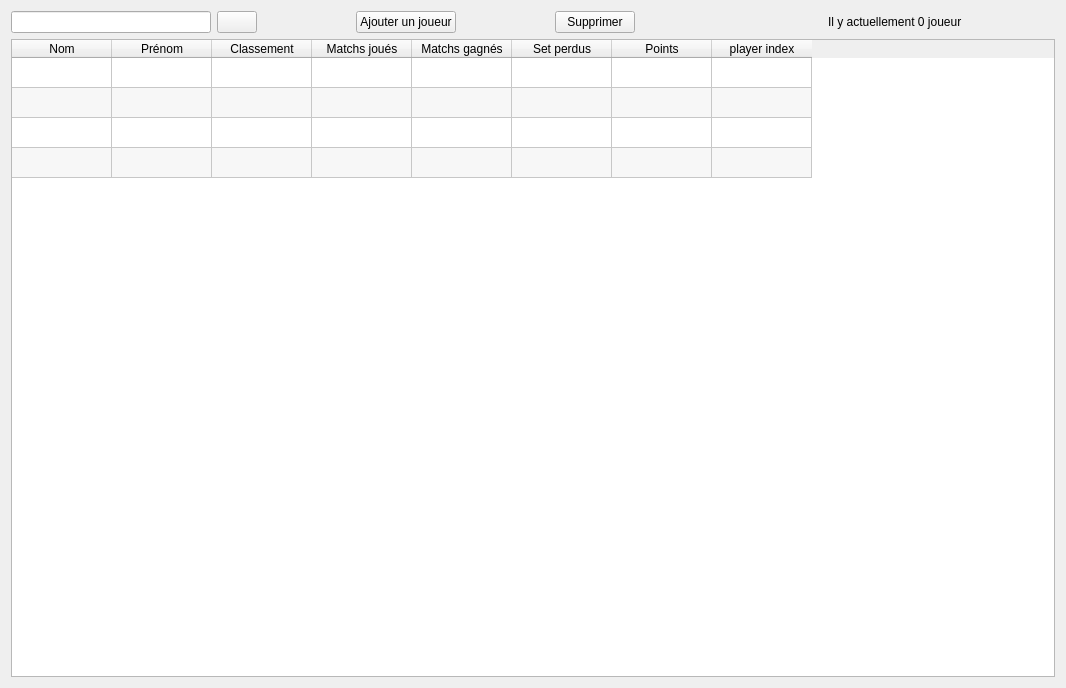
Qt form ui/PlayersListWidget.ui (dsarrut/badminapp) before a commit.
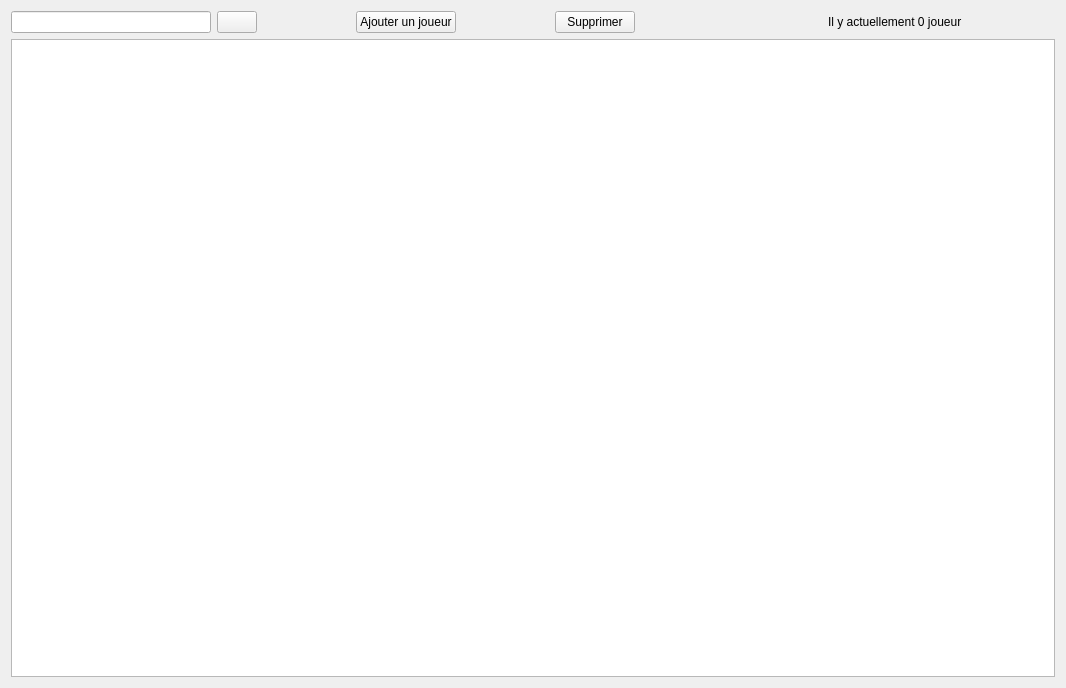
The same form after that commit. Icons and pictures are not drawn.

Commit message: correct del/add player

What changed in the file:
```diff
--- a/ui/PlayersListWidget.ui
+++ b/ui/PlayersListWidget.ui
@@ -143,83 +143,7 @@
     </layout>
    </item>
    <item row="1" column="0">
-    <widget class="QTableWidget" name="table_widget">
-     <property name="alternatingRowColors">
-      <bool>true</bool>
-     </property>
-     <property name="selectionMode">
-      <enum>QAbstractItemView::SingleSelection</enum>
-     </property>
-     <property name="selectionBehavior">
-      <enum>QAbstractItemView::SelectItems</enum>
-     </property>
-     <property name="sortingEnabled">
-      <bool>true</bool>
-     </property>
-     <attribute name="verticalHeaderVisible">
-      <bool>false</bool>
-     </attribute>
-     <row>
-      <property name="text">
-       <string>1</string>
-      </property>
-     </row>
-     <row>
-      <property name="text">
-       <string>2</string>
-      </property>
-     </row>
-     <row>
-      <property name="text">
-       <string>3</string>
-      </property>
-     </row>
-     <row>
-      <property name="text">
-       <string>4</string>
-      </property>
-     </row>
-     <column>
-      <property name="text">
-       <string>Nom</string>
-      </property>
-     </column>
-     <column>
-      <property name="text">
-       <string>Prénom</string>
-      </property>
-     </column>
-     <column>
-      <property name="text">
-       <string>Classement</string>
-      </property>
-     </column>
-     <column>
-      <property name="text">
-       <string>Matchs joués</string>
-      </property>
-     </column>
-     <column>
-      <property name="text">
-       <string>Matchs gagnés</string>
-      </property>
-     </column>
-     <column>
-      <property name="text">
-       <string>Set perdus</string>
-      </property>
-     </column>
-     <column>
-      <property name="text">
-       <string>Points</string>
-      </property>
-     </column>
-     <column>
-      <property name="text">
-       <string>player index</string>
-      </property>
-     </column>
-    </widget>
+    <widget class="QTableView" name="table_widget"/>
    </item>
   </layout>
  </widget>
```
Left out of the diff: 2 changed lines with no effect on the pictures. The commit also changes 4 other files.
